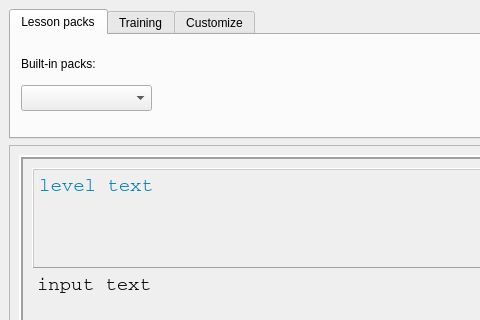
Old version of the form ui/opentyper.ui in the repository Open-Typer/Open-Typer; both pictures show x 0 to 480 and y 0 to 320 of the 1538 by 625 pixel window.
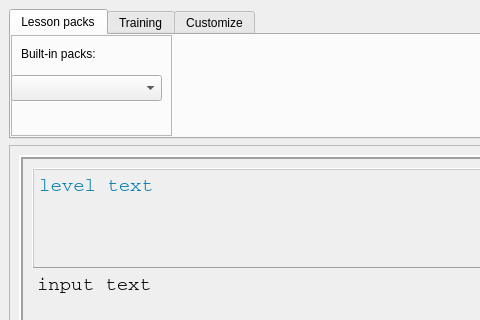
New version of the form. Icons and pictures are not drawn.

Commit message: ui: opentyper: Move pack selector to a frame

Patch:
```diff
--- a/ui/opentyper.ui
+++ b/ui/opentyper.ui
@@ -33,31 +33,47 @@
        <attribute name="title">
         <string>Lesson packs</string>
        </attribute>
-       <widget class="QComboBox" name="packList">
+       <widget class="QFrame" name="packsFrame1">
         <property name="geometry">
          <rect>
-          <x>10</x>
-          <y>50</y>
-          <width>131</width>
-          <height>26</height>
+          <x>0</x>
+          <y>0</y>
+          <width>161</width>
+          <height>101</height>
          </rect>
         </property>
-        <property name="focusPolicy">
-         <enum>Qt::NoFocus</enum>
+        <property name="frameShape">
+         <enum>QFrame::StyledPanel</enum>
         </property>
-       </widget>
+        <property name="frameShadow">
+         <enum>QFrame::Raised</enum>
+        </property>
        <widget class="QLabel" name="selectedPackLabel">
         <property name="geometry">
          <rect>
           <x>10</x>
-          <y>20</y>
-          <width>181</width>
+           <y>10</y>
+           <width>141</width>
           <height>18</height>
          </rect>
         </property>
         <property name="text">
          <string>Built-in packs:</string>
         </property>
+        </widget>
+        <widget class="QComboBox" name="packList">
+         <property name="geometry">
+          <rect>
+           <x>0</x>
+           <y>40</y>
+           <width>151</width>
+           <height>26</height>
+          </rect>
+         </property>
+         <property name="focusPolicy">
+          <enum>Qt::NoFocus</enum>
+         </property>
+        </widget>
        </widget>
       </widget>
       <widget class="QWidget" name="trainingTab">
```
Lines whose indentation alone changed are shown as unchanged.
